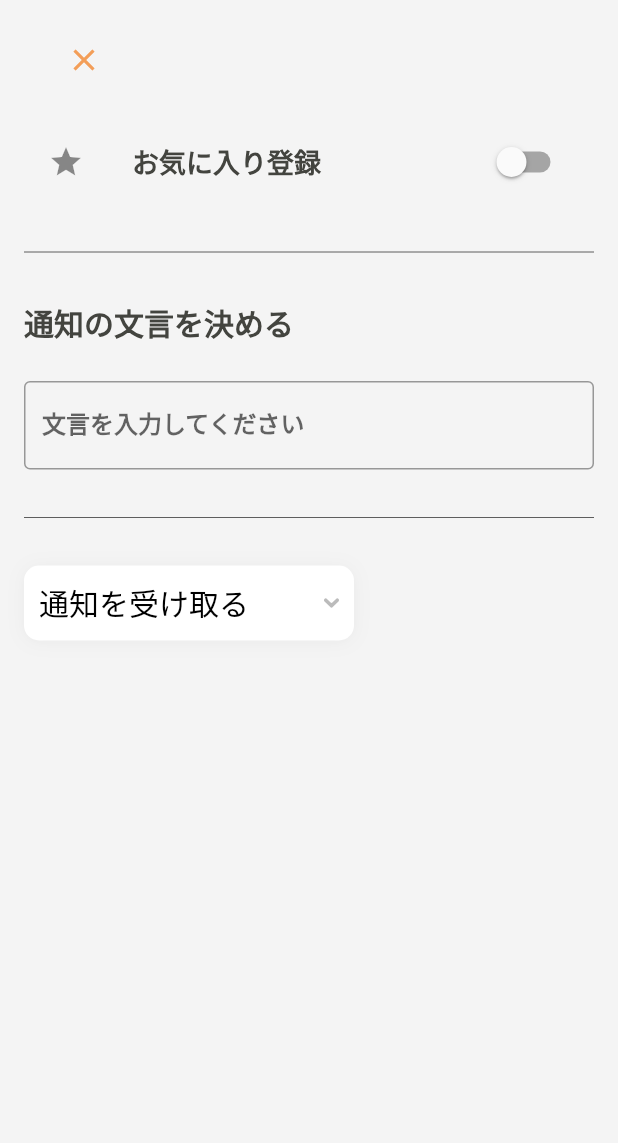
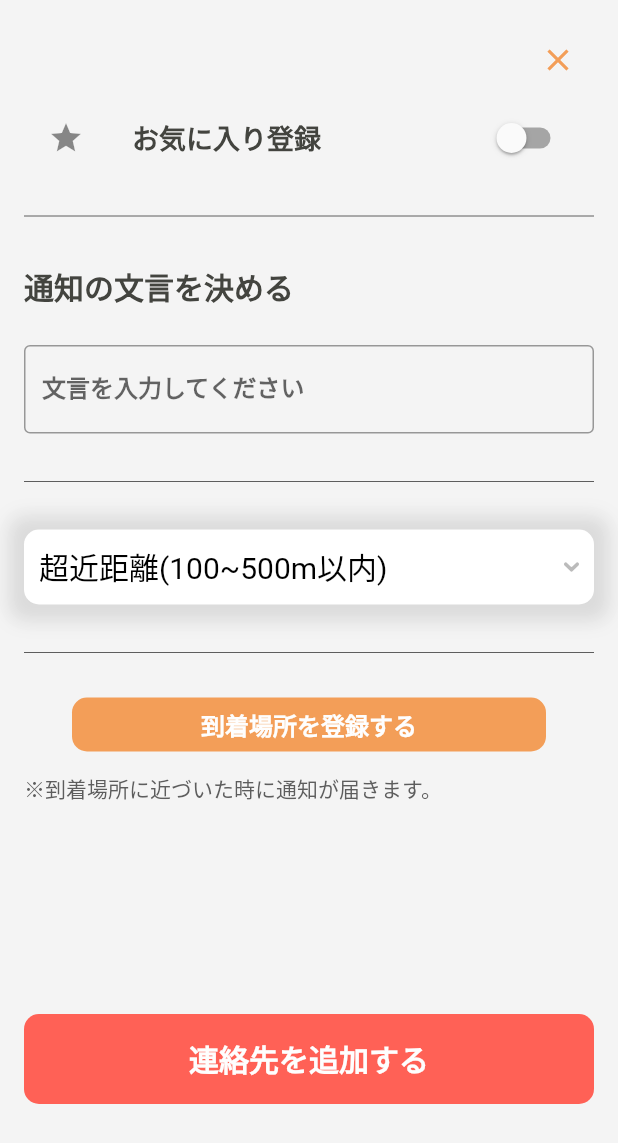
Before and after one commit to mine2424/going_home_app, a Flutter app: the AddContactModal widget shown alone on an empty page, opened directly, on a phone screen of 412 x 824 dp. Shown: the top 1143 px of the screen. Run offline on Flutter 3.47's test engine with Material 2 defaults, Android fonts, the light colour scheme and no system bars; our stand-ins replace cloud_firestore, firebase_auth, firebase_core, firebase_storage, flutter_signin_button, freezed_annotation and 4 more; accounts and stored records are empty.

Commit message:
cool_dropdownの追加

```diff
--- a/lib/common/packages/cool_dropdown/cool_dropdown.dart
+++ b/lib/common/packages/cool_dropdown/cool_dropdown.dart
@@ -133,6 +133,8 @@ class CoolDropdown extends StatefulWidget {
         }
       }
     }
+    const spreadRadius = 10.0;
+    final shadowColor = Colors.grey.withOpacity(0.3);
     // box decoration 셋팅
     this.resultBD = resultBD ??
         BoxDecoration(
@@ -140,8 +142,8 @@ class CoolDropdown extends StatefulWidget {
           borderRadius: BorderRadius.circular(10),
           boxShadow: [
             BoxShadow(
-              color: Colors.grey.withOpacity(0.1),
-              spreadRadius: 1,
+              color: shadowColor,
+              spreadRadius: spreadRadius,
               blurRadius: 10,
               offset: const Offset(0, 1), // changes position of shadow
             ),
@@ -153,8 +155,8 @@ class CoolDropdown extends StatefulWidget {
           color: Colors.white,
           boxShadow: [
             BoxShadow(
-              color: Colors.grey.withOpacity(0.1),
-              spreadRadius: 1,
+              color: shadowColor,
+              spreadRadius: spreadRadius,
               blurRadius: 10,
               offset: const Offset(0, 1),
             ),
@@ -294,15 +296,19 @@ class _CoolDropdownState extends State<CoolDropdown>
   @override
   void initState() {
     rotationController = AnimationController(
-        duration: au.isAnimation(
-            status: widget.isAnimation,
-            duration: const Duration(milliseconds: 150)),
-        vsync: this);
+      duration: au.isAnimation(
+        status: widget.isAnimation,
+        duration: const Duration(milliseconds: 150),
+      ),
+      vsync: this,
+    );
     sizeController = AnimationController(
-        vsync: this,
-        duration: au.isAnimation(
-            status: widget.isAnimation,
-            duration: const Duration(milliseconds: 150)));
+      vsync: this,
+      duration: au.isAnimation(
+        status: widget.isAnimation,
+        duration: const Duration(milliseconds: 150),
+      ),
+    );
     textWidth = CurvedAnimation(
       parent: sizeController,
       curve: Curves.fastOutSlowIn,
--- a/lib/domain/contact/enums/notify_area.dart
+++ b/lib/domain/contact/enums/notify_area.dart
@@ -18,7 +18,7 @@ enum NotifyArea {
   far,
 
   // 100km以内
-  veryFar,
+  veryFar;
 }
 
 class NotifyAreaConverter implements JsonConverter<NotifyArea, String> {
--- a/lib/pages/contact/add_contact_modal.dart
+++ b/lib/pages/contact/add_contact_modal.dart
@@ -4,6 +4,8 @@ import 'package:going_home_app/common/color.dart';
 import 'package:going_home_app/common/consts.dart';
 import 'package:going_home_app/common/packages/cool_dropdown/cool_dropdown.dart';
 import 'package:going_home_app/common/packages/cool_dropdown/cool_dropdown_item.dart';
+import 'package:going_home_app/domain/contact/enums/notify_area.dart';
+import 'package:going_home_app/widgets/button/widely_button.dart';
 
 class AddContactModal extends StatelessWidget {
   const AddContactModal({super.key});
@@ -30,15 +32,18 @@ class AddContactModal extends StatelessWidget {
       child: Padding(
         padding: const EdgeInsets.symmetric(horizontal: 16),
         child: Column(
-          mainAxisAlignment: MainAxisAlignment.start,
-          crossAxisAlignment: CrossAxisAlignment.start,
+          crossAxisAlignment: CrossAxisAlignment.end,
           children: [
             Padding(
-              padding: const EdgeInsets.all(16),
+              padding: const EdgeInsets.only(top: 16),
               child: CloseButton(
                 onPressed: () => context.pop(),
               ),
             ),
+            Column(
+              mainAxisAlignment: MainAxisAlignment.start,
+              crossAxisAlignment: CrossAxisAlignment.start,
+              children: [
                 SwitchListTile(
                   title: Text(
                     'お気に入り登録',
@@ -48,9 +53,11 @@ class AddContactModal extends StatelessWidget {
                   onChanged: (bool value) {/* ... */},
                   secondary: const Icon(Icons.star),
                 ),
-            const Padding(
-              padding: EdgeInsets.symmetric(vertical: 24),
-              child: Divider(color: kDarkGray),
+                Padding(
+                  padding: const EdgeInsets.symmetric(vertical: 24).copyWith(
+                    top: 16,
+                  ),
+                  child: const Divider(color: kDarkGray),
                 ),
                 Text(
                   '通知の文言を決める',
@@ -69,17 +76,79 @@ class AddContactModal extends StatelessWidget {
                   child: Divider(color: kDarkGray),
                 ),
                 CoolDropdown(
+                  resultWidth: double.infinity,
+                  dropdownWidth: 300,
                   dropdownList: [
                     CoolDropdownItem(
-                  label: '通知を受け取る',
-                  value: '通知を受け取る',
+                      label: '超近距離(100~500m以内)',
+                      value: NotifyArea.veryNear.name,
                     ),
                     CoolDropdownItem(
-                  label: '通知を受け取らない',
-                  value: '通知を受け取らない',
+                      label: '近距離(500~1000m以内)',
+                      value: NotifyArea.near.name,
+                    ),
+                    CoolDropdownItem(
+                      label: '通常(1000~2000m以内)',
+                      value: NotifyArea.normal.name,
+                    ),
+                    CoolDropdownItem(
+                      label: '遠距離(2000~5000m以内)',
+                      value: NotifyArea.far.name,
+                    ),
+                    CoolDropdownItem(
+                      label: '超遠距離(5000m以上)',
+                      value: NotifyArea.veryFar.name,
                     ),
                   ],
                   onChange: (value) => print(value),
+                ),
+                Padding(
+                  padding: const EdgeInsets.symmetric(vertical: 24).copyWith(
+                    bottom: 16,
+                  ),
+                  child: const Divider(color: kDarkGray),
+                ),
+                Padding(
+                  padding: const EdgeInsets.symmetric(horizontal: 32),
+                  child: WidelyButton(
+                    label: '到着場所を登録する',
+                    textStyle: Theme.of(context)
+                        .textTheme
+                        .subtitle1!
+                        .copyWith(color: kWhite),
+                    onPressed: () {
+                      // TODO: ここで到着場所を登録する
+                      // TODO: google mapで場所を選択する
+                    },
+                  ),
+                ),
+                SizedBox(height: Consts.space4x(2)),
+                Text(
+                  '※到着場所に近づいた時に通知が届きます。',
+                  style: Theme.of(context)
+                      .textTheme
+                      .bodyText2!
+                      .copyWith(color: kDarkGray, fontSize: 14),
+                ),
+                SizedBox(height: Consts.space4x(35)),
+                Padding(
+                  padding: const EdgeInsets.only(bottom: 16),
+                  child: WidelyButton(
+                    label: '連絡先を追加する',
+                    textStyle: Theme.of(context)
+                        .textTheme
+                        .headline5!
+                        .copyWith(color: kWhite),
+                    onPressed: () {
+                      // home画面まで戻る
+                      context.pop();
+                      context.pop();
+                    },
+                    backgroundColor: kRed,
+                    height: 60,
+                  ),
+                ),
+              ],
             ),
           ],
         ),
```
Lines whose indentation alone changed are shown as unchanged.
